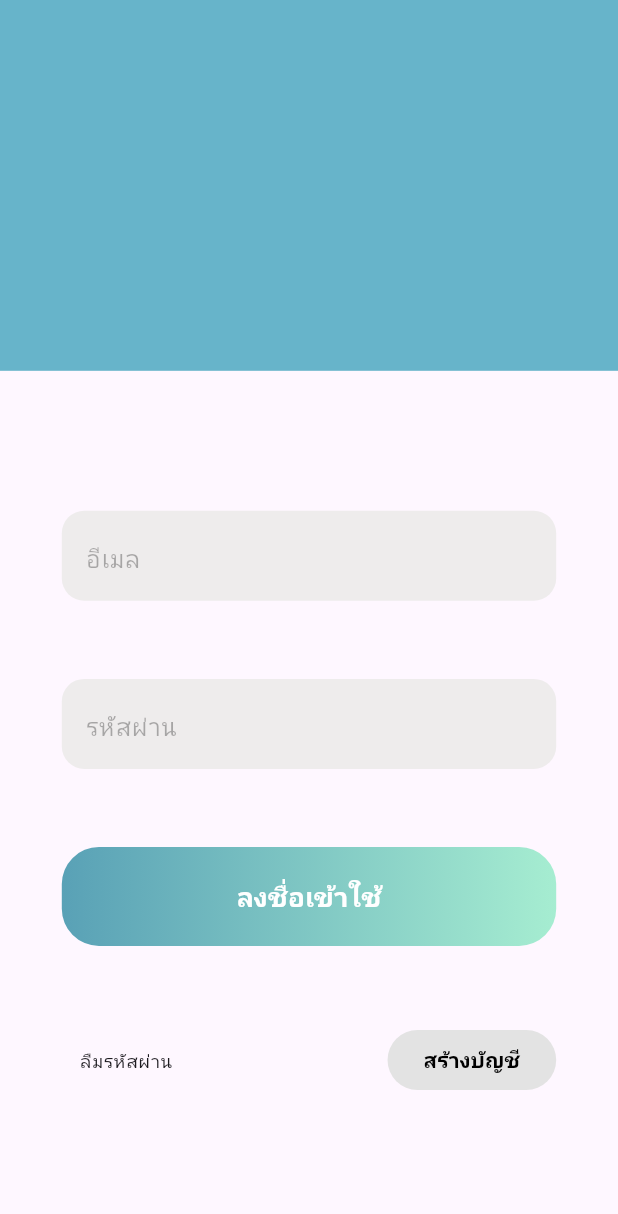
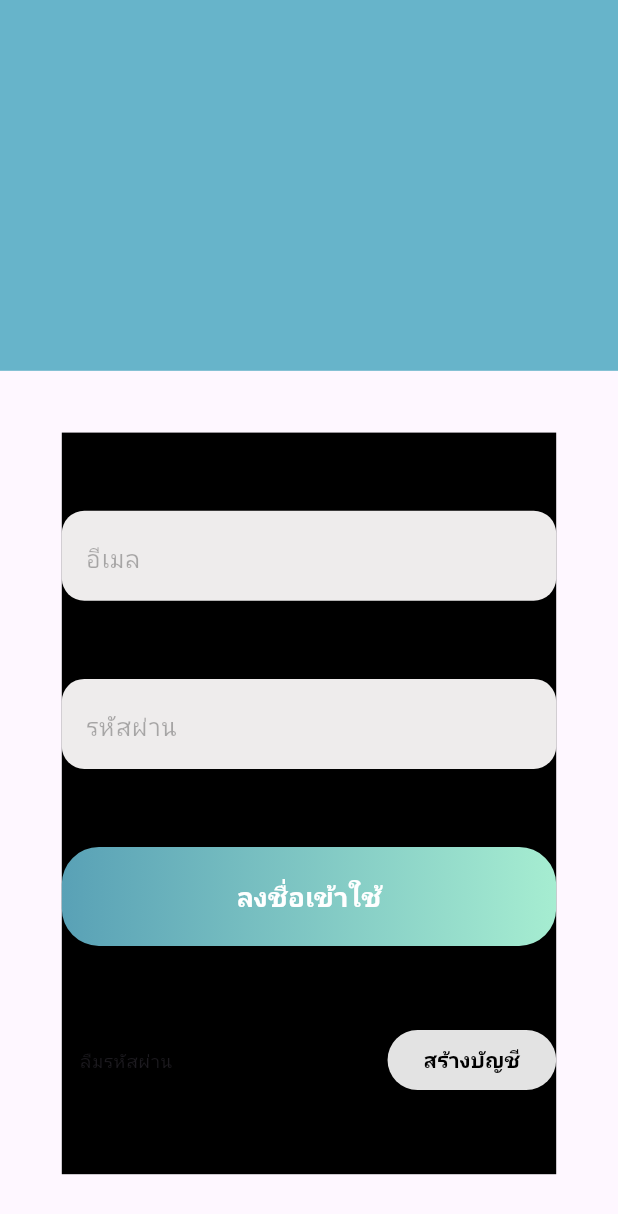
Before and after one commit to TaNuNian/workmai, a Flutter app: the LoginPage2 screen opened directly, on a phone screen of 412 x 824 dp. Shown: the top 1214 px of the screen. Run offline on Flutter 3.47's test engine with Material 3 defaults, Android fonts, the phone set to English and light mode, and no system bars; our stand-ins replace firebase_auth, firebase_core, form_field_validator, google_fonts; accounts and stored records are empty; Roboto replaces fonts that are missing (Sarabun).

Commit message:
Finishing register.dart 1

```diff
--- a/lib/model/account.dart
+++ b/lib/model/account.dart
@@ -1,5 +1,6 @@
-class Profile{
+class Account{
   String email;
   String password;
-  Profile({required this.email, required this.password});
+  String? confirmPassword;
+  Account({required this.email, required this.password, this.confirmPassword});
 }
--- a/lib/model/register.dart
+++ b/lib/model/register.dart
@@ -10,7 +10,7 @@ class RegisterScreen extends StatefulWidget {
 
 class _RegisterScreenState extends State<RegisterScreen> {
   final _formKey = GlobalKey<FormState>();
-  Profile profile = Profile(email: '', password: '');
+  Account profile = Account(email: '', password: '');
 
   @override
   Widget build(BuildContext context) {
--- a/lib/src/pre_pages/login_page/login_page_2.dart
+++ b/lib/src/pre_pages/login_page/login_page_2.dart
@@ -6,19 +6,18 @@ import '../../../model/account.dart';
 import 'login_page_widget/create_user.dart';
 import 'login_page_widget/forgot_password.dart';
 import 'login_page_widget/login_banner.dart';
+import 'login_page_widget/login_profile.dart';
 
 class LoginPage2 extends StatefulWidget {
   const LoginPage2({super.key});
 
   @override
-  _LoginPage2State createState() {
-    return _LoginPage2State();
-  }
+  _LoginPage2State createState() => _LoginPage2State();
 }
 
 class _LoginPage2State extends State<LoginPage2> {
   final _formKey = GlobalKey<FormState>();
-  Profile profile = Profile(email: '', password: '');
+  Account profile = loginAccount;
 
   @override
   Widget build(BuildContext context) {
@@ -35,12 +34,12 @@ class _LoginPage2State extends State<LoginPage2> {
                   vertical: height * 0.05,
                   horizontal: width * 0.1,
                 ),
-                child: SizedBox(
+                child: Container(
                   width: double.infinity,
                   height: height * 0.6,
-                  // decoration: const BoxDecoration(
-                  //   color: Colors.black,
-                  // ),
+                  decoration: const BoxDecoration(
+                    color: Colors.black,
+                  ),
                   child: Form(
                     key: _formKey,
                     child: Column(
@@ -60,7 +59,7 @@ class _LoginPage2State extends State<LoginPage2> {
                           profile: profile,
                         ),
                         SigninButton(profile: profile, formKey: _formKey),
-                        Row(
+                        const Row(
                           mainAxisAlignment: MainAxisAlignment.spaceBetween,
                           children: [
                             ForgotPassword(),
--- /dev/null
+++ b/lib/src/pre_pages/login_page/login_page_widget/login_profile.dart
@@ -0,0 +1,5 @@
+import 'package:workmai/model/account.dart';
+
+Account loginAccount = Account(email: '', password: '');
+
+Account signupAccount = Account(email: '', password: '', confirmPassword: '');
--- a/lib/src/pre_pages/login_page/login_page_widget/login_textbox.dart
+++ b/lib/src/pre_pages/login_page/login_page_widget/login_textbox.dart
@@ -7,7 +7,8 @@ class LoginTextbox extends StatelessWidget {
   final String hint;
   final bool obsec;
   final String type;
-  final Profile profile;
+  final Account profile;
+  final Color? color;
 
   const LoginTextbox({
     super.key,
@@ -15,6 +16,7 @@ class LoginTextbox extends StatelessWidget {
     required this.obsec,
     required this.type,
     required this.profile,
+    this.color,
   });
 
   @override
@@ -23,8 +25,9 @@ class LoginTextbox extends StatelessWidget {
       width: double.infinity,
       height: 60,
       decoration: BoxDecoration(
-          color: const Color(0xffEEECEC),
-          borderRadius: BorderRadius.circular(15)),
+        color: color ?? const Color(0xffEEECEC),
+        borderRadius: BorderRadius.circular(15),
+      ),
       child: LoginTextfield(
         hint: hint,
         obsec: obsec,
--- a/lib/src/pre_pages/login_page/login_page_widget/login_textfield.dart
+++ b/lib/src/pre_pages/login_page/login_page_widget/login_textfield.dart
@@ -6,14 +6,14 @@ import 'package:workmai/model/account.dart';
 class LoginTextfield extends StatefulWidget {
   final String hint;
   final bool obsec;
-  final String type;
-  final Profile profile;
+  final String? type;
+  final Account profile;
 
   const LoginTextfield({
     super.key,
     required this.hint,
     required this.obsec,
-    required this.type,
+    this.type,
     required this.profile,
   });
 
@@ -23,11 +23,19 @@ class LoginTextfield extends StatefulWidget {
 
 class _LoginTextfieldState extends State<LoginTextfield> {
   late TextEditingController _controller;
+  final FocusNode _focusNode = FocusNode();
 
   @override
   void initState() {
     super.initState();
     _controller = TextEditingController();
+    _focusNode.unfocus();
+  }
+
+  @override
+  void dispose() {
+    _focusNode.dispose();
+    super.dispose();
   }
 
   @override
@@ -54,7 +62,7 @@ class _LoginTextfieldState extends State<LoginTextfield> {
             if (!widget.obsec)
               EmailValidator(
                   errorText: "โปรดใส่ ${widget.type.toString()} ที่ถูกต้อง"),
-          ]),
+          ]).call,
           obscureText: widget.obsec,
           decoration: InputDecoration(
             hintText: widget.hint,
@@ -69,6 +77,7 @@ class _LoginTextfieldState extends State<LoginTextfield> {
               borderSide: BorderSide(color: Colors.transparent),
             ),
           ),
+          focusNode: _focusNode,
         ),
       ),
     );
--- a/lib/src/pre_pages/login_page/login_page_widget/signin_button.dart
+++ b/lib/src/pre_pages/login_page/login_page_widget/signin_button.dart
@@ -5,7 +5,7 @@ import 'package:workmai/src/decor/gradients.dart';
 import '../../../../model/account.dart';
 
 class SigninButton extends StatelessWidget {
-  final Profile profile;
+  final Account profile;
   final GlobalKey<FormState> formKey;
 
   const SigninButton({
--- /dev/null
+++ b/lib/src/pre_pages/register_page/register_page_wg/register_header_text.dart
@@ -0,0 +1 @@
+List<String> registerText = ['Email Address', 'Password', 'Confirm Password'];
```
Also changed, not shown: lib/src/custom_appbar/custom_appbar.dart (+27 -5 lines), lib/src/decor/padding.dart (+9 -1 lines), lib/src/default_page/default_scf.dart (added, +33 -0 lines), lib/src/pre_pages/register_page/register_page.dart (+24 -11 lines), lib/src/pre_pages/register_page/register_page_wg/register_body.dart (added, +20 -0 lines), lib/src/pre_pages/register_page/register_page_wg/register_children_wg.dart (added, +52 -0 lines), 1 other file.
